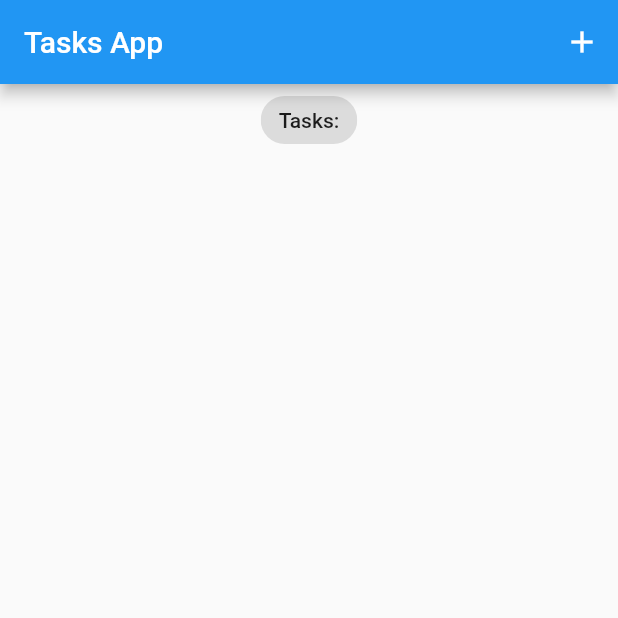
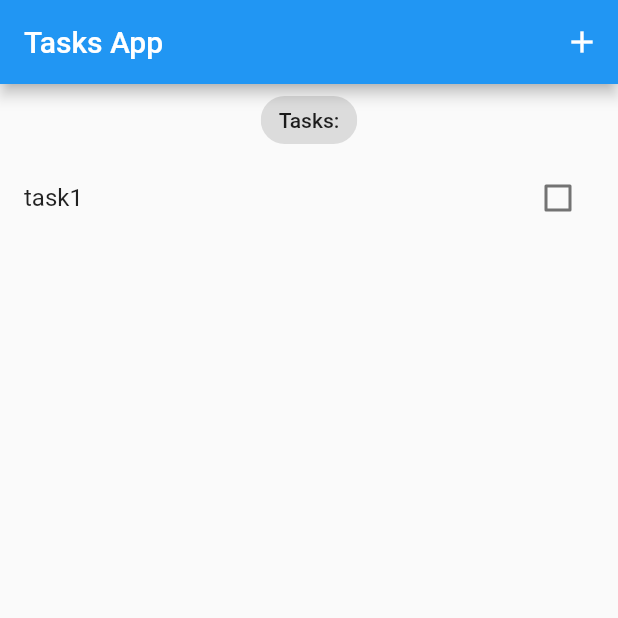
Before and after one commit to ninad-moree/Flutter_Firebase, a Flutter app: the screen it shows after launch, after a tap on the "add" icon, on a phone screen of 412 x 824 dp, the top half of it. Run offline on Flutter 3.47's test engine with Material 2 defaults, Android fonts, the phone set to English and light mode, and no system bars; our stand-ins replace bloc, equatable, flutter_bloc.

Commit message:
Added Task Screen

```diff
--- /dev/null
+++ b/lib/blocs/bloc/tasks_bloc.dart
@@ -0,0 +1,28 @@
+import 'package:bloc/bloc.dart';
+import 'package:equatable/equatable.dart';
+
+import '../../models/task.dart';
+
+part 'tasks_event.dart';
+part 'tasks_state.dart';
+
+class TasksBloc extends Bloc<TasksEvent, TasksState> {
+  TasksBloc() : super(TasksInitial()) {
+    on<AddTask>(_onAddTask);
+
+    on<UpdateTask>(_onUpdateTask);
+
+    on<DeleteTask>(_onDeleteTask);
+  }
+
+  void _onAddTask(AddTask event, Emitter<TasksState> emit) {
+    final state = this.state;
+    emit(TasksState(
+      allTasks: List.from(state.allTasks)..add(event.task),
+    ));
+  }
+
+  void _onUpdateTask(UpdateTask event, Emitter<TasksState> emit) {}
+
+  void _onDeleteTask(DeleteTask event, Emitter<TasksState> emit) {}
+}
--- /dev/null
+++ b/lib/blocs/bloc/tasks_event.dart
@@ -0,0 +1,35 @@
+part of 'tasks_bloc.dart';
+
+abstract class TasksEvent extends Equatable {
+  const TasksEvent();
+
+  @override
+  List<Object> get props => [];
+}
+
+class AddTask extends TasksEvent {
+  final Task task;
+
+  const AddTask({required this.task});
+
+  @override
+  List<Object> get props => [];
+}
+
+class DeleteTask extends TasksEvent {
+  final Task task;
+
+  const DeleteTask({required this.task});
+
+  @override
+  List<Object> get props => [];
+}
+
+class UpdateTask extends TasksEvent {
+  final Task task;
+
+  const UpdateTask({required this.task});
+
+  @override
+  List<Object> get props => [];
+}
--- /dev/null
+++ b/lib/blocs/bloc/tasks_state.dart
@@ -0,0 +1,13 @@
+part of 'tasks_bloc.dart';
+
+class TasksState extends Equatable {
+  final List<Task> allTasks;
+  const TasksState({
+    this.allTasks = const <Task>[],
+  });
+
+  @override
+  List<Object> get props => [allTasks];
+}
+
+class TasksInitial extends TasksState {}
--- /dev/null
+++ b/lib/blocs/bloc_exports.dart
@@ -0,0 +1,2 @@
+export './bloc/tasks_bloc.dart';
+export 'package:flutter_bloc/flutter_bloc.dart';
--- a/lib/main.dart
+++ b/lib/main.dart
@@ -1,9 +1,13 @@
 import 'package:flutter/material.dart';
+import 'package:todo/models/task.dart';
 
+import 'blocs/bloc_exports.dart';
 import 'screens/tasks_screen.dart';
 
 void main() {
-  runApp(const MyApp());
+  BlocOverrides.runZoned(
+    () => runApp(const MyApp()),
+  );
 }
 
 class MyApp extends StatelessWidget {
@@ -12,12 +16,19 @@ class MyApp extends StatelessWidget {
   // This widget is the root of your application.
   @override
   Widget build(BuildContext context) {
-    return MaterialApp(
-      title: 'Flutter Tasks App',
-      theme: ThemeData(
-        primarySwatch: Colors.blue,
+    return BlocProvider(
+      create: (context) => TasksBloc()
+        ..add(AddTask(
+          task: Task(title: 'task1'),
+        )),
+      child: MaterialApp(
+        debugShowCheckedModeBanner: false,
+        title: 'Flutter Tasks App',
+        theme: ThemeData(
+          primarySwatch: Colors.blue,
+        ),
+        home: TasksScreen(),
       ),
-      home: const TasksScreen(),
     );
   }
 }
--- /dev/null
+++ b/lib/models/task.dart
@@ -0,0 +1,52 @@
+import 'package:equatable/equatable.dart';
+
+// ignore: must_be_immutable
+class Task extends Equatable {
+  final String title;
+  bool? isDone;
+  bool? isDeleted;
+
+  Task({
+    required this.title,
+    this.isDeleted,
+    this.isDone,
+  }) {
+    isDone = isDone ?? false;
+    isDeleted = isDeleted ?? false;
+  }
+
+  Task copyWith({
+    String? title,
+    bool? isDeleted,
+    bool? isDone,
+  }) {
+    return Task(
+      title: title ?? this.title,
+      isDeleted: isDeleted ?? this.isDeleted,
+      isDone: isDone ?? this.isDone,
+    );
+  }
+
+  Map<String, dynamic> toMap() {
+    return {
+      'title': title,
+      'isDelted': isDeleted,
+      'isDone': isDone,
+    };
+  }
+
+  factory Task.fromMap(Map<String, dynamic> map) {
+    return Task(
+      title: map['title'] ?? '',
+      isDeleted: map['isDeleted'],
+      isDone: map['isDone'],
+    );
+  }
+
+  @override
+  List<Object?> get props => [
+        title,
+        isDeleted,
+        isDone,
+      ];
+}
--- a/lib/screens/tasks_screen.dart
+++ b/lib/screens/tasks_screen.dart
@@ -1,10 +1,34 @@
 import 'package:flutter/material.dart';
+import 'package:todo/models/task.dart';
 
+import '../blocs/bloc_exports.dart';
+import '../widgets/tasks_list.dart';
+import 'add_task_screen.dart';
+
+// ignore: must_be_immutable
 class TasksScreen extends StatelessWidget {
-  const TasksScreen({Key? key}) : super(key: key);
+  TasksScreen({Key? key}) : super(key: key);
+
+  TextEditingController titileController = TextEditingController();
+
+  void _addTask(BuildContext context) {
+    showModalBottomSheet(
+      context: context,
+      builder: (context) => SingleChildScrollView(
+        child: Container(
+          padding:
+              EdgeInsets.only(bottom: MediaQuery.of(context).viewInsets.bottom),
+          child: AddTaskScreen(titileController: titileController),
+        ),
+      ),
+    );
+  }
 
   @override
   Widget build(BuildContext context) {
+    return BlocBuilder<TasksBloc, TasksState>(
+      builder: (context, state) {
+        List<Task> tasksList = state.allTasks;
         return Scaffold(
           appBar: AppBar(
             title: const Text('Tasks App'),
@@ -15,23 +39,26 @@ class TasksScreen extends StatelessWidget {
               )
             ],
           ),
-      body: const Column(
+          body: Column(
             crossAxisAlignment: CrossAxisAlignment.center,
             children: [
-          Center(
+              const Center(
                 child: Chip(
                   label: Text(
                     'Tasks:',
                   ),
                 ),
               ),
+              TasksList(tasksList: tasksList),
             ],
           ),
           floatingActionButton: FloatingActionButton(
-        onPressed: () {},
+            onPressed: () => _addTask(context),
             tooltip: 'Add Task',
             child: const Icon(Icons.add),
           ),
         );
+      },
+    );
   }
 }
--- /dev/null
+++ b/lib/widgets/tasks_list.dart
@@ -0,0 +1,31 @@
+import 'package:flutter/material.dart';
+
+import '../models/task.dart';
+
+class TasksList extends StatelessWidget {
+  const TasksList({
+    super.key,
+    required this.tasksList,
+  });
+
+  final List<Task> tasksList;
+
+  @override
+  Widget build(BuildContext context) {
+    return Expanded(
+      child: ListView.builder(
+        itemCount: tasksList.length,
+        itemBuilder: (context, index) {
+          var task = tasksList[index];
+          return ListTile(
+            title: Text(task.title),
+            trailing: Checkbox(
+              onChanged: (value) {},
+              value: task.isDone,
+            ),
+          );
+        },
+      ),
+    );
+  }
+}
--- a/pubspec.yaml
+++ b/pubspec.yaml
@@ -35,6 +35,9 @@ dependencies:
   # The following adds the Cupertino Icons font to your application.
   # Use with the CupertinoIcons class for iOS style icons.
   cupertino_icons: ^1.0.2
+  flutter_bloc: ^8.1.3
+  bloc: ^8.1.2
+  equatable: ^2.0.5
 
 dev_dependencies:
   flutter_test:
```
Also changed, not shown: lib/screens/add_task_screen.dart (added, +56 -0 lines), pubspec.lock. Lines whose indentation alone changed are shown as unchanged.
